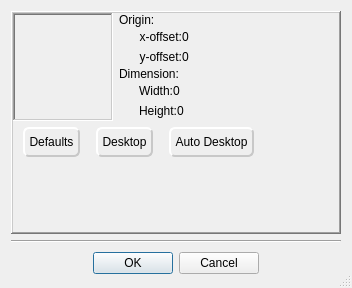
First picture: the form in Homer/forms/Dialogs/SegmentSelectionDialog.ui, repository Homer-Conferencing/Homer-Conferencing, before the edit.
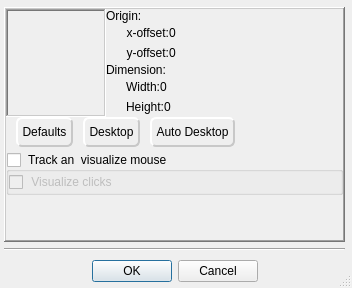
Second picture: the form after the edit. Icons and pictures are not drawn.

Commit message: - added: support for mouse visualization

What changed in the file:
```diff
--- a/Homer/forms/Dialogs/SegmentSelectionDialog.ui
+++ b/Homer/forms/Dialogs/SegmentSelectionDialog.ui
@@ -47,6 +47,53 @@
    <bool>true</bool>
   </property>
   <layout class="QGridLayout" name="gridLayout">
+   <property name="leftMargin">
+    <number>4</number>
+   </property>
+   <property name="topMargin">
+    <number>7</number>
+   </property>
+   <property name="rightMargin">
+    <number>7</number>
+   </property>
+   <property name="bottomMargin">
+    <number>3</number>
+   </property>
+   <item row="1" column="0">
+    <widget class="Line" name="line">
+     <property name="orientation">
+      <enum>Qt::Horizontal</enum>
+     </property>
+    </widget>
+   </item>
+   <item row="2" column="0">
+    <widget class="QDialogButtonBox" name="mBb">
+     <property name="minimumSize">
+      <size>
+       <width>0</width>
+       <height>28</height>
+      </size>
+     </property>
+     <property name="maximumSize">
+      <size>
+       <width>16777215</width>
+       <height>28</height>
+      </size>
+     </property>
+     <property name="autoFillBackground">
+      <bool>true</bool>
+     </property>
+     <property name="orientation">
+      <enum>Qt::Horizontal</enum>
+     </property>
+     <property name="standardButtons">
+      <set>QDialogButtonBox::Cancel|QDialogButtonBox::Ok</set>
+     </property>
+     <property name="centerButtons">
+      <bool>true</bool>
+     </property>
+    </widget>
+   </item>
    <item row="0" column="0">
     <widget class="QFrame" name="frame">
      <property name="cursor">
@@ -59,6 +106,9 @@
       <enum>QFrame::Raised</enum>
      </property>
      <layout class="QVBoxLayout" name="verticalLayout_7">
+      <property name="spacing">
+       <number>0</number>
+      </property>
       <property name="margin">
        <number>0</number>
       </property>
@@ -700,6 +750,64 @@
         </item>
        </layout>
       </item>
+      <item>
+       <spacer name="verticalSpacer_2">
+        <property name="orientation">
+         <enum>Qt::Vertical</enum>
+        </property>
+        <property name="sizeType">
+         <enum>QSizePolicy::Fixed</enum>
+        </property>
+        <property name="sizeHint" stdset="0">
+         <size>
+          <width>20</width>
+          <height>5</height>
+         </size>
+        </property>
+       </spacer>
+      </item>
+      <item>
+       <widget class="QGroupBox" name="mGrpMouse">
+        <property name="title">
+         <string> Track an  visualize mouse </string>
+        </property>
+        <property name="checkable">
+         <bool>true</bool>
+        </property>
+        <property name="checked">
+         <bool>false</bool>
+        </property>
+        <layout class="QVBoxLayout" name="verticalLayout_2">
+         <property name="margin">
+          <number>0</number>
+         </property>
+         <item>
+          <layout class="QHBoxLayout" name="horizontalLayout_5">
+           <item>
+            <widget class="QCheckBox" name="mCbClicks">
+             <property name="text">
+              <string> Visualize clicks </string>
+             </property>
+            </widget>
+           </item>
+           <item>
+            <spacer name="horizontalSpacer_6">
+             <property name="orientation">
+              <enum>Qt::Horizontal</enum>
+             </property>
+             <property name="sizeHint" stdset="0">
+              <size>
+               <width>40</width>
+               <height>20</height>
+              </size>
+             </property>
+            </spacer>
+           </item>
+          </layout>
+         </item>
+        </layout>
+       </widget>
+      </item>
       <item>
        <spacer name="verticalSpacer">
         <property name="orientation">
@@ -711,7 +819,7 @@
         <property name="sizeHint" stdset="0">
          <size>
           <width>17</width>
-          <height>5</height>
+          <height>1</height>
          </size>
         </property>
        </spacer>
@@ -719,41 +827,6 @@
      </layout>
     </widget>
    </item>
-   <item row="1" column="0">
-    <widget class="Line" name="line">
-     <property name="orientation">
-      <enum>Qt::Horizontal</enum>
-     </property>
-    </widget>
-   </item>
-   <item row="2" column="0">
-    <widget class="QDialogButtonBox" name="mBb">
-     <property name="minimumSize">
-      <size>
-       <width>0</width>
-       <height>28</height>
-      </size>
-     </property>
-     <property name="maximumSize">
-      <size>
-       <width>16777215</width>
-       <height>28</height>
-      </size>
-     </property>
-     <property name="autoFillBackground">
-      <bool>true</bool>
-     </property>
-     <property name="orientation">
-      <enum>Qt::Horizontal</enum>
-     </property>
-     <property name="standardButtons">
-      <set>QDialogButtonBox::Cancel|QDialogButtonBox::Ok</set>
-     </property>
-     <property name="centerButtons">
-      <bool>true</bool>
-     </property>
-    </widget>
-   </item>
   </layout>
  </widget>
  <resources>
```
The commit also changes 7 other files.
